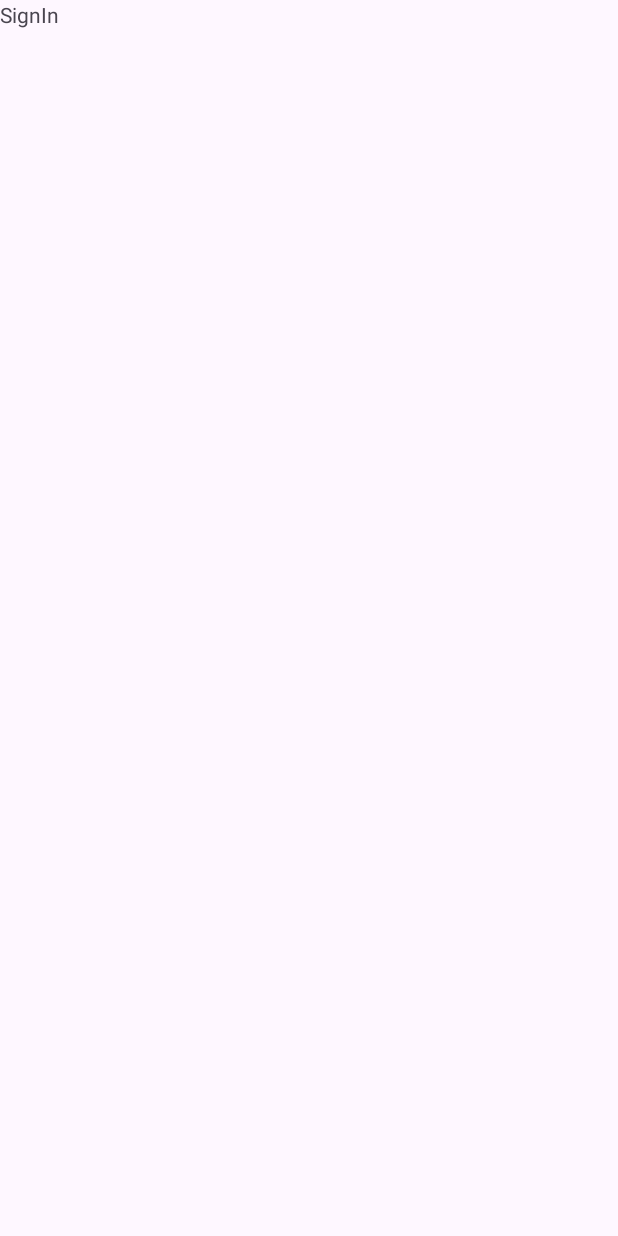
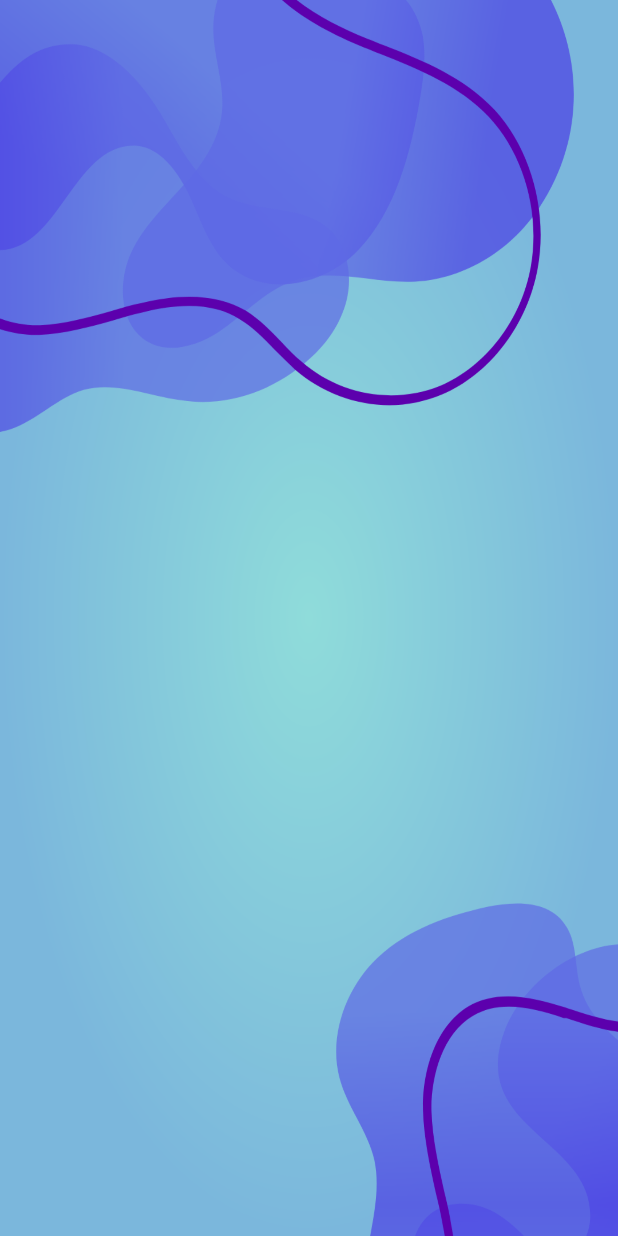
Before and after one commit to top1million/Mobile-Project, an Android app: the SignIn screen opened directly, with no data from a screen before it, on a phone screen of 412 x 824 dp. Before the commit the screen is almost empty. Run offline under Robolectric (Android 15) with nearby library versions, the phone set to English and light mode, and no system bars.

Commit message:
add sign_in background image

```diff
--- a/app/src/main/res/layout/activity_sign_in.xml
+++ b/app/src/main/res/layout/activity_sign_in.xml
@@ -5,11 +5,5 @@
     android:layout_width="match_parent"
     android:layout_height="match_parent"
     android:orientation="vertical"
-    tools:context=".SignIn">
-
-    <TextView
-        android:id="@+id/textView"
-        android:layout_width="match_parent"
-        android:layout_height="wrap_content"
-        android:text="SignIn" />
-</LinearLayout>
+    android:background="@drawable/sign_in"
+    tools:context=".SignIn"/>
```
Also changed, not shown: app/src/main/res/drawable/sign_in.png (added).
